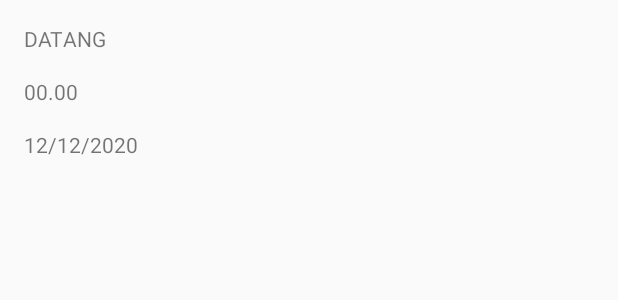
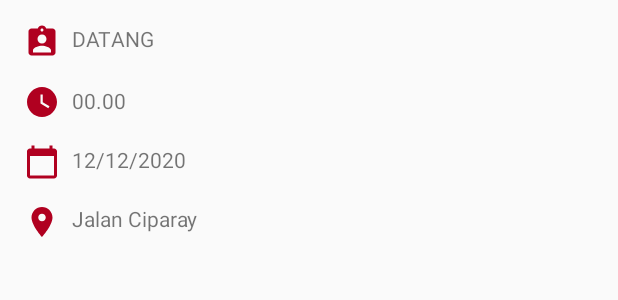
Before and after one commit to syfanur/EPresensi-MobileApps, an Android app: the layout absen_pulang.xml on its own in the app's theme, with its tools: preview values and no code run, on a phone screen of 412 x 824 dp. Shown: the top 300 px of the screen. Run offline under Robolectric (Android 15) with nearby library versions, the phone set to English and light mode, and no system bars.

Commit message:
update absen

```diff
--- a/E-Presensi/app/src/main/java/com/example/adhibeton/AbsenFragment.java
+++ b/E-Presensi/app/src/main/java/com/example/adhibeton/AbsenFragment.java
@@ -57,6 +57,7 @@ public class AbsenFragment extends Fragment implements OnMapReadyCallback,  Goog
     android.location.LocationListener locationListener;
     TextView address;
     Button mSelfie, mEmbed;
+    String lokasi="";
 
     public AbsenFragment() {
         // Required empty public constructor
@@ -74,6 +75,7 @@ public class AbsenFragment extends Fragment implements OnMapReadyCallback,  Goog
             @Override
             public void onClick(View v) {
                 Intent home = new Intent(getActivity(), HalamanSelfie.class);
+                home.putExtra("lokasiAbsen", lokasi);
                 startActivity(home);
             }
         });
@@ -132,8 +134,8 @@ public class AbsenFragment extends Fragment implements OnMapReadyCallback,  Goog
         try {
             Geocoder geocoder = new Geocoder(getActivity(), Locale.getDefault());
             List<Address> addressesList = geocoder.getFromLocation(latitude, longitude,1);
-
-            address.setText(addressesList.get(0).getAddressLine(0));
+            lokasi=addressesList.get(0).getAddressLine(0);
+            address.setText(lokasi);
         } catch (IOException e) {
             e.printStackTrace();
         }
--- /dev/null
+++ b/E-Presensi/app/src/main/res/drawable/jenis_absen.xml
@@ -0,0 +1,5 @@
+<vector android:height="24dp" android:tint="#B00020"
+    android:viewportHeight="24" android:viewportWidth="24"
+    android:width="24dp" xmlns:android="http://schemas.android.com/apk/res/android">
+    <path android:fillColor="@android:color/white" android:pathData="M19,3h-4.18C14.4,1.84 13.3,1 12,1c-1.3,0 -2.4,0.84 -2.82,2L5,3c-1.1,0 -2,0.9 -2,2v14c0,1.1 0.9,2 2,2h14c1.1,0 2,-0.9 2,-2L21,5c0,-1.1 -0.9,-2 -2,-2zM12,3c0.55,0 1,0.45 1,1s-0.45,1 -1,1 -1,-0.45 -1,-1 0.45,-1 1,-1zM12,7c1.66,0 3,1.34 3,3s-1.34,3 -3,3 -3,-1.34 -3,-3 1.34,-3 3,-3zM18,19L6,19v-1.4c0,-2 4,-3.1 6,-3.1s6,1.1 6,3.1L18,19z"/>
+</vector>
--- /dev/null
+++ b/E-Presensi/app/src/main/res/drawable/lokasi_absen.xml
@@ -0,0 +1,5 @@
+<vector android:height="24dp" android:tint="#B00020"
+    android:viewportHeight="24" android:viewportWidth="24"
+    android:width="24dp" xmlns:android="http://schemas.android.com/apk/res/android">
+    <path android:fillColor="@android:color/white" android:pathData="M12,2C8.13,2 5,5.13 5,9c0,5.25 7,13 7,13s7,-7.75 7,-13c0,-3.87 -3.13,-7 -7,-7zM12,11.5c-1.38,0 -2.5,-1.12 -2.5,-2.5s1.12,-2.5 2.5,-2.5 2.5,1.12 2.5,2.5 -1.12,2.5 -2.5,2.5z"/>
+</vector>
--- /dev/null
+++ b/E-Presensi/app/src/main/res/drawable/tanggal_absen.xml
@@ -0,0 +1,5 @@
+<vector android:height="24dp" android:tint="#B00020"
+    android:viewportHeight="24" android:viewportWidth="24"
+    android:width="24dp" xmlns:android="http://schemas.android.com/apk/res/android">
+    <path android:fillColor="@android:color/white" android:pathData="M20,3h-1L19,1h-2v2L7,3L7,1L5,1v2L4,3c-1.1,0 -2,0.9 -2,2v16c0,1.1 0.9,2 2,2h16c1.1,0 2,-0.9 2,-2L22,5c0,-1.1 -0.9,-2 -2,-2zM20,21L4,21L4,8h16v13z"/>
+</vector>
--- /dev/null
+++ b/E-Presensi/app/src/main/res/drawable/waktu_absen.xml
@@ -0,0 +1,5 @@
+<vector android:height="24dp" android:tint="#B00020"
+    android:viewportHeight="24" android:viewportWidth="24"
+    android:width="24dp" xmlns:android="http://schemas.android.com/apk/res/android">
+    <path android:fillColor="@android:color/white" android:pathData="M12,2C6.5,2 2,6.5 2,12s4.5,10 10,10s10,-4.5 10,-10S17.5,2 12,2zM16.2,16.2L11,13V7h1.5v5.2l4.5,2.7L16.2,16.2z"/>
+</vector>
--- a/E-Presensi/app/src/main/res/layout/absen_pulang.xml
+++ b/E-Presensi/app/src/main/res/layout/absen_pulang.xml
@@ -4,26 +4,102 @@
     android:layout_height="match_parent"
     android:orientation="vertical">
 
+<!--    <TextView-->
+<!--        android:id="@+id/StatusPulang"-->
+<!--        android:layout_width="wrap_content"-->
+<!--        android:layout_height="wrap_content"-->
+<!--        android:text="DATANG"-->
+<!--        android:layout_marginStart="16dp"-->
+<!--        android:layout_marginTop="16dp"/>-->
+<!--    <TextView-->
+<!--        android:id="@+id/jamPulang"-->
+<!--        android:layout_width="wrap_content"-->
+<!--        android:layout_height="wrap_content"-->
+<!--        android:text="00.00"-->
+<!--        android:layout_marginStart="16dp"-->
+<!--        android:layout_marginTop="16dp"/>-->
+<!--    <TextView-->
+<!--        android:id="@+id/tanggalPulang"-->
+<!--        android:layout_width="wrap_content"-->
+<!--        android:layout_height="wrap_content"-->
+<!--        android:text="12/12/2020"-->
+<!--        android:layout_marginStart="16dp"-->
+<!--        android:layout_marginTop="16dp"/>-->
+    <RelativeLayout
+        android:layout_width="match_parent"
+        android:layout_height="match_parent">
+        <ImageButton
+            android:layout_width="24dp"
+            android:layout_height="24dp"
+            android:background="@drawable/jenis_absen"
+            android:id="@+id/jenis_absenPulang"
+            android:layout_marginStart="16dp"
+            android:layout_marginTop="16dp"
+            />
         <TextView
             android:id="@+id/StatusPulang"
             android:layout_width="wrap_content"
             android:layout_height="wrap_content"
             android:text="DATANG"
+            android:layout_marginStart="8dp"
+            android:layout_marginTop="16dp"
+            android:layout_toRightOf="@+id/jenis_absenPulang"/>
+
+        <ImageButton
+            android:layout_width="24dp"
+            android:layout_height="24dp"
+            android:background="@drawable/waktu_absen"
+            android:id="@+id/waktu_absenPulang"
             android:layout_marginStart="16dp"
-        android:layout_marginTop="16dp"/>
+            android:layout_marginTop="16dp"
+            android:layout_below="@+id/jenis_absenPulang"
+            />
         <TextView
             android:id="@+id/jamPulang"
             android:layout_width="wrap_content"
             android:layout_height="wrap_content"
             android:text="00.00"
-        android:layout_marginStart="16dp"
-        android:layout_marginTop="16dp"/>
+            android:layout_marginStart="8dp"
+            android:layout_toRightOf="@+id/waktu_absenPulang"
+            android:layout_below="@+id/StatusPulang"
+            android:layout_marginTop="22dp"/>
         <TextView
             android:id="@+id/tanggalPulang"
             android:layout_width="wrap_content"
             android:layout_height="wrap_content"
+            android:layout_below="@+id/jamPulang"
+            android:layout_toRightOf="@+id/tanggal_absenPulang"
             android:text="12/12/2020"
+            android:layout_marginStart="8dp"
+            android:layout_marginTop="20dp"/>
+
+        <ImageButton
+            android:layout_width="24dp"
+            android:layout_height="24dp"
+            android:background="@drawable/tanggal_absen"
+            android:id="@+id/tanggal_absenPulang"
             android:layout_marginStart="16dp"
-        android:layout_marginTop="16dp"/>
+            android:layout_marginTop="16dp"
+            android:layout_below="@+id/waktu_absenPulang"
+            />
+        <ImageButton
+            android:layout_width="24dp"
+            android:layout_height="24dp"
+            android:background="@drawable/lokasi_absen"
+            android:id="@+id/lokasi_absenPulang"
+            android:layout_marginStart="16dp"
+            android:layout_marginTop="16dp"
+            android:layout_below="@+id/tanggal_absenPulang"
+            />
+        <TextView
+            android:id="@+id/txt_lokasiPulang"
+            android:layout_width="wrap_content"
+            android:layout_height="wrap_content"
+            android:text="Jalan Ciparay"
+            android:layout_marginStart="8dp"
+            android:layout_toRightOf="@+id/tanggal_absenPulang"
+            android:layout_below="@+id/tanggalPulang"
+            android:layout_marginTop="20dp"/>
+    </RelativeLayout>
 
 </LinearLayout>
--- a/E-Presensi/app/src/main/res/layout/activity_halaman_selfie.xml
+++ b/E-Presensi/app/src/main/res/layout/activity_halaman_selfie.xml
@@ -23,6 +23,7 @@
         android:src="@drawable/undraw_taking_selfie"
         android:layout_gravity="center"/>
     <TextView
+        android:id="@+id/rLokasi"
         android:layout_width="wrap_content"
         android:layout_height="wrap_content"
         android:text="Ambil Selfie"
@@ -107,7 +108,7 @@
             android:orientation="horizontal"
             android:weightSum="2"
             android:layout_alignParentBottom="true"
-            android:layout_marginTop="190dp"
+            android:layout_marginTop="100dp"
             android:layout_marginBottom="16dp">
 
             <LinearLayout
```
Also changed, not shown: E-Presensi/app/src/main/AndroidManifest.xml (+8 -8 lines), E-Presensi/app/src/main/java/com/example/adhibeton/FaceDetectDatang.java (+9 -3 lines), E-Presensi/app/src/main/java/com/example/adhibeton/FaceDetectPulang.java (+7 -2 lines), E-Presensi/app/src/main/java/com/example/adhibeton/HalamanSelfie.java (+9 -3 lines), E-Presensi/app/src/main/res/drawable/finger.xml (added, +5 -0 lines), E-Presensi/app/src/main/res/layout/absen_datang.xml (+60 -6 lines). Lines whose indentation alone changed are shown as unchanged.
